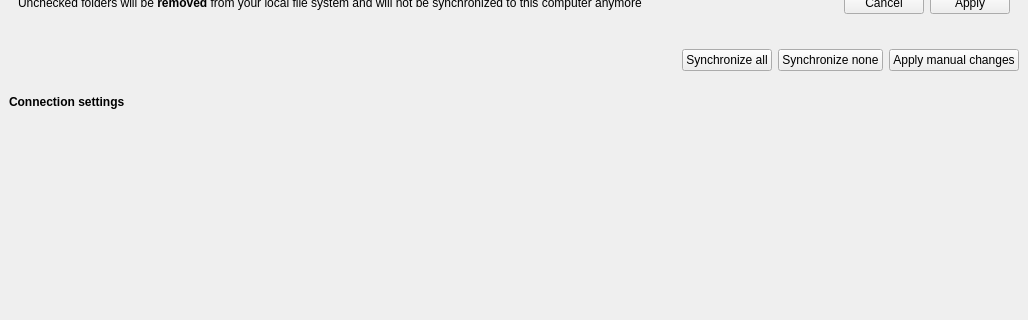
Qt form src/gui/accountsettings.ui (nextcloud/desktop) before a commit; both pictures show x 0 to 1028 and y 251 to 571 of the 1028 by 871 pixel window.
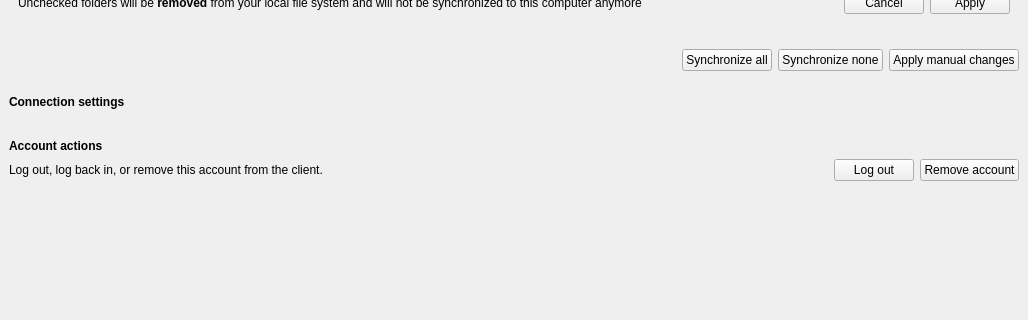
The same form after that commit. Custom widgets are drawn as their Qt base class.

Patch:
```diff
--- a/src/gui/accountsettings.ui
+++ b/src/gui/accountsettings.ui
@@ -443,6 +443,99 @@
      </layout>
     </widget>
    </item>
+   <item>
+    <widget class="QFrame" name="accountActionsPanel">
+     <property name="sizePolicy">
+      <sizepolicy hsizetype="Preferred" vsizetype="Minimum">
+       <horstretch>0</horstretch>
+       <verstretch>0</verstretch>
+      </sizepolicy>
+     </property>
+     <property name="frameShape">
+      <enum>QFrame::Shape::NoFrame</enum>
+     </property>
+     <layout class="QVBoxLayout" name="accountActionsPanelLayout">
+      <item>
+       <widget class="QLabel" name="accountActionsPanelTitle">
+        <property name="font">
+         <font>
+          <bold>true</bold>
+         </font>
+        </property>
+        <property name="text">
+         <string>Account actions</string>
+        </property>
+       </widget>
+      </item>
+      <item>
+       <widget class="QWidget" name="accountActionsPanelContents" native="true">
+        <property name="sizePolicy">
+         <sizepolicy hsizetype="Preferred" vsizetype="Preferred">
+          <horstretch>0</horstretch>
+          <verstretch>0</verstretch>
+         </sizepolicy>
+        </property>
+        <layout class="QHBoxLayout" name="accountActionsLayout">
+         <property name="leftMargin">
+          <number>0</number>
+         </property>
+         <property name="topMargin">
+          <number>0</number>
+         </property>
+         <property name="rightMargin">
+          <number>0</number>
+         </property>
+         <property name="bottomMargin">
+          <number>0</number>
+         </property>
+         <item>
+          <widget class="QLabel" name="accountActionsDescription">
+           <property name="sizePolicy">
+            <sizepolicy hsizetype="MinimumExpanding" vsizetype="Preferred">
+             <horstretch>0</horstretch>
+             <verstretch>0</verstretch>
+            </sizepolicy>
+           </property>
+           <property name="text">
+            <string>Log out, log back in, or remove this account from the client.</string>
+           </property>
+           <property name="wordWrap">
+            <bool>true</bool>
+           </property>
+          </widget>
+         </item>
+         <item>
+          <widget class="QPushButton" name="_toggleSignInOutButton">
+           <property name="sizePolicy">
+            <sizepolicy hsizetype="Minimum" vsizetype="Maximum">
+             <horstretch>0</horstretch>
+             <verstretch>0</verstretch>
+            </sizepolicy>
+           </property>
+           <property name="text">
+            <string>Log out</string>
+           </property>
+          </widget>
+         </item>
+         <item>
+          <widget class="QPushButton" name="_removeAccountButton">
+           <property name="sizePolicy">
+            <sizepolicy hsizetype="Minimum" vsizetype="Maximum">
+             <horstretch>0</horstretch>
+             <verstretch>0</verstretch>
+            </sizepolicy>
+           </property>
+           <property name="text">
+            <string>Remove account</string>
+           </property>
+          </widget>
+         </item>
+        </layout>
+       </widget>
+      </item>
+     </layout>
+    </widget>
+   </item>
    <item>
     <spacer name="verticalSpacer">
      <property name="orientation">
```
